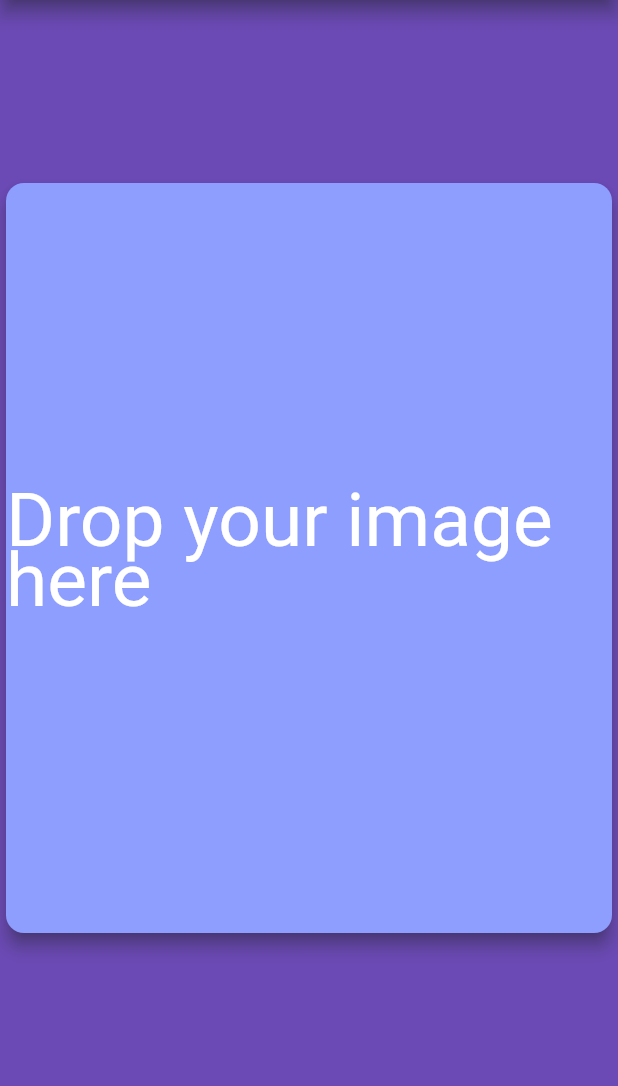
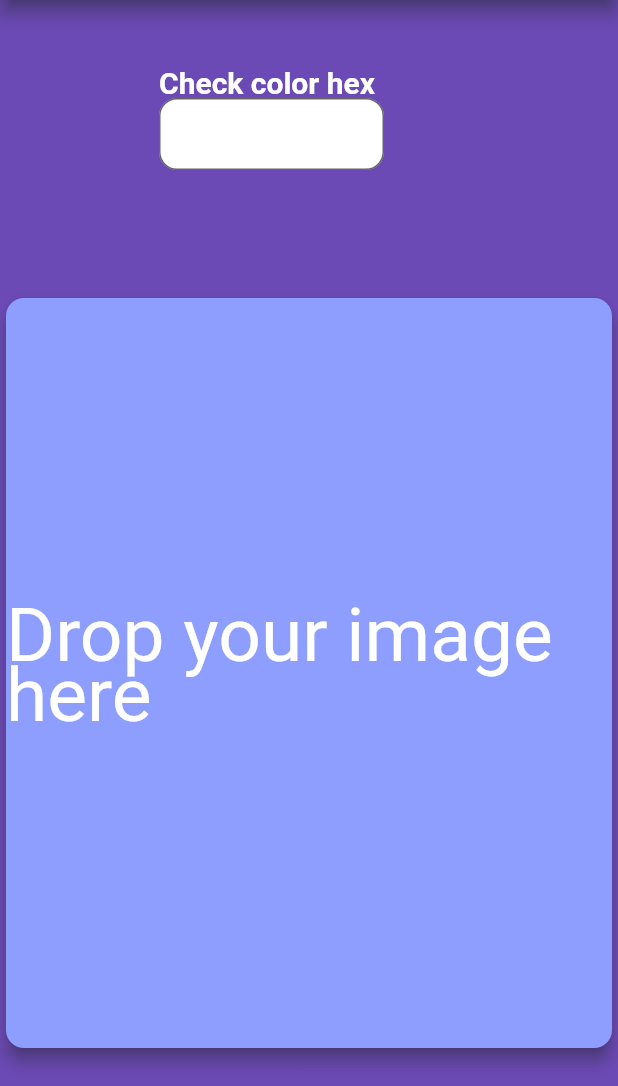
Before and after one commit to esentis/photocanvas, a Flutter app: the screen it shows after launch, on a phone screen of 412 x 824 dp, the part 150-1236 px from its top. Run offline on Flutter 3.47's test engine with Material 2 defaults, Android fonts, the phone set to English and light mode, and no system bars; our stand-ins replace logger, package_info_plus, palette_generator, url_strategy; missing offline and left inert: dart:html, drop_zone, image_pixels; Roboto replaces fonts that are missing (Dongle).

Commit message:
✨ Adds check color in home page

```diff
--- a/lib/home_page.dart
+++ b/lib/home_page.dart
@@ -11,6 +11,7 @@ import 'package:image/image.dart' as img;
 import 'package:image_pixels/image_pixels.dart';
 import 'package:palette_generator/palette_generator.dart';
 import 'package:photocanvas/constants.dart';
+import 'package:photocanvas/widgets/check_color.dart';
 import 'package:photocanvas/widgets/circle_color.dart';
 import 'package:photocanvas/widgets/copied_color_snackbar.dart';
 import 'package:photocanvas/widgets/title.dart';
@@ -287,6 +288,7 @@ class _HomePageState extends State<HomePage> with TickerProviderStateMixin {
             const SizedBox(
               height: 20,
             ),
+            if (imageData == null) const CheckColor(),
             if (imageData == null)
               DropZone(
                 onDragEnter: () {
```
